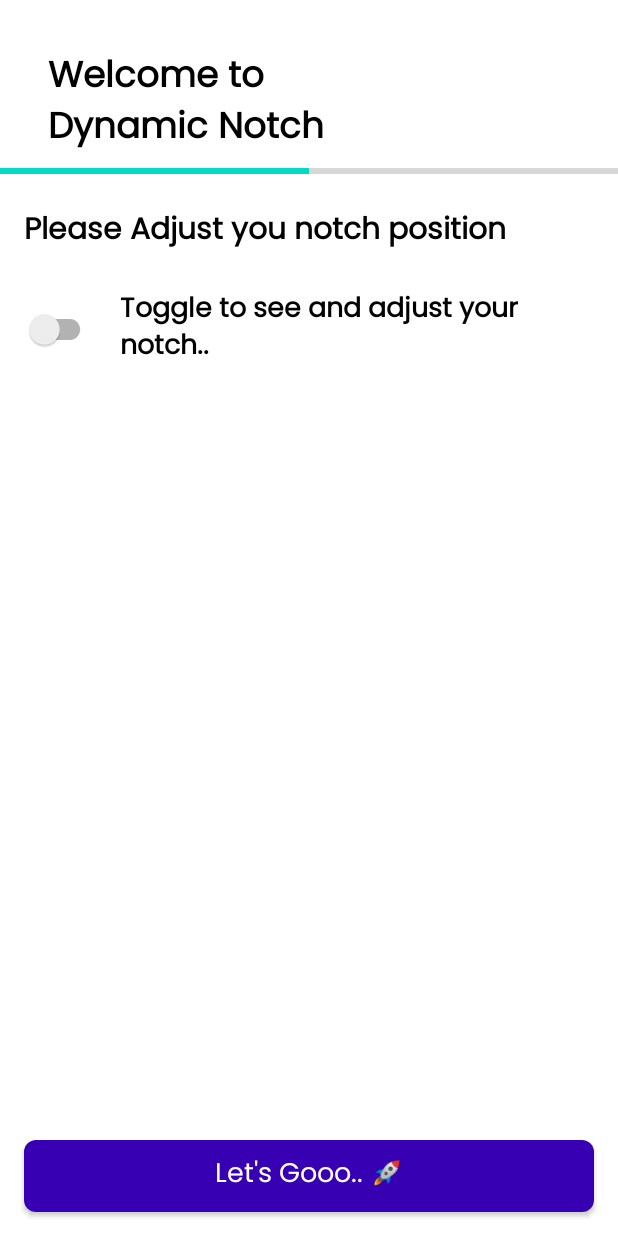
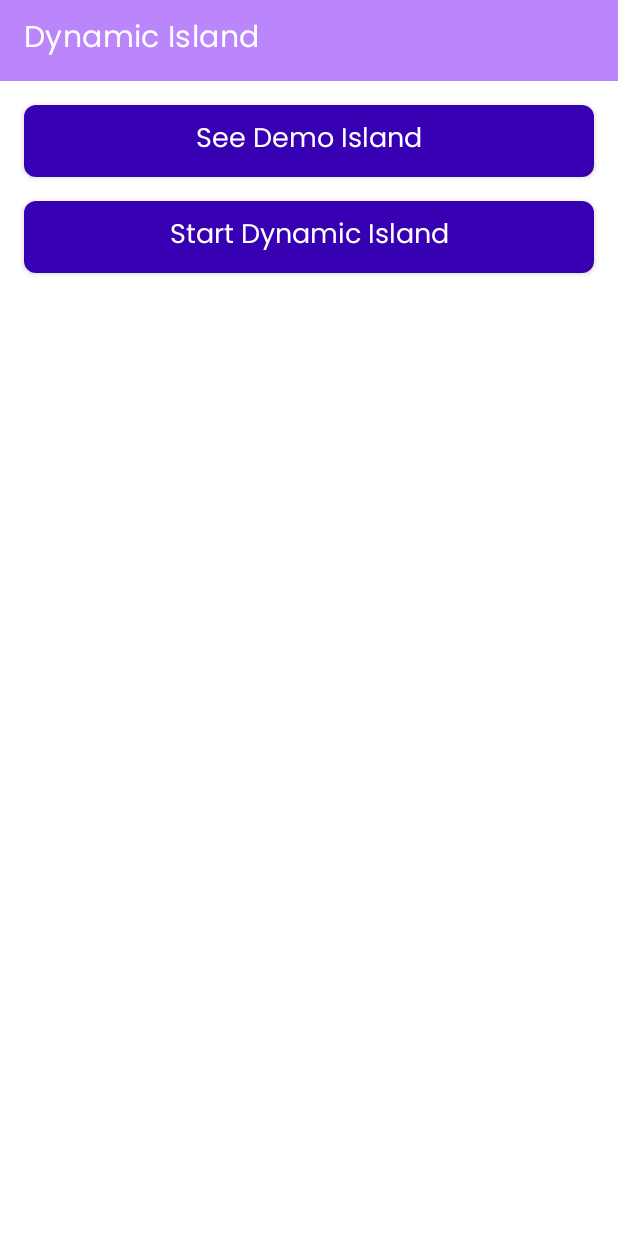
Before and after one commit to Piyusinha/DynamicIsland, an Android app: the fragment SetupNotchPositionFragment placed in its activity, after a tap on "Let's Gooo.. 🚀", on a phone screen of 412 x 824 dp. Run offline under Robolectric (Android 15) with nearby library versions, the phone set to English and light mode, and no system bars; our stand-ins replace Dagger/Hilt's generated code, data binding; plain views replace FluidSlider.

Commit message:
New activity

```diff
--- a/app/build.gradle
+++ b/app/build.gradle
@@ -68,4 +68,7 @@ dependencies {
     testImplementation 'junit:junit:4.13.2'
     androidTestImplementation 'androidx.test.ext:junit:1.1.3'
     androidTestImplementation 'androidx.test.espresso:espresso-core:3.4.0'
+
+    debugApi "com.facebook.flipper:flipper:0.140.0"
+    debugApi "com.facebook.soloader:soloader:0.10.3"
 }
--- a/app/src/main/java/com/anaa/dynamicisland/FragmentRepository.kt
+++ b/app/src/main/java/com/anaa/dynamicisland/FragmentRepository.kt
@@ -60,4 +60,12 @@ class FragmentRepository(private val sharedPref: DynamixSharedPref,private val c
     fun getDimension(): Float {
         return sharedPref.getDimension()
     }
+
+    fun setupDone(b: Boolean) {
+        sharedPref.setupDone(b)
+    }
+
+    fun isSetupComplete(): Boolean {
+        return sharedPref.getSetup()
+    }
 }
--- a/app/src/main/java/com/anaa/dynamicisland/di/ViewModelModule.kt
+++ b/app/src/main/java/com/anaa/dynamicisland/di/ViewModelModule.kt
@@ -4,6 +4,7 @@ import androidx.lifecycle.ViewModel
 import com.anaa.dynamicisland.MainActivityViewModel
 import com.anaa.dynamicisland.di.dikey.ViewModelKey
 import com.anaa.dynamicisland.fragments.FragmentsViewModel
+import com.anaa.dynamicisland.ui.activity.IslandViewModel
 import dagger.Binds
 import dagger.Module
 import dagger.multibindings.IntoMap
@@ -20,4 +21,9 @@ abstract class ViewModelModule {
     @IntoMap
     @ViewModelKey(MainActivityViewModel::class)
     internal abstract fun bindMainActivityViewModel(viewModel: MainActivityViewModel): ViewModel
+
+    @Binds
+    @IntoMap
+    @ViewModelKey(IslandViewModel::class)
+    internal abstract fun bindIslandViewModel(viewModel: IslandViewModel): ViewModel
 }
--- a/app/src/main/java/com/anaa/dynamicisland/fragments/FragmentsViewModel.kt
+++ b/app/src/main/java/com/anaa/dynamicisland/fragments/FragmentsViewModel.kt
@@ -79,4 +79,12 @@ class FragmentsViewModel @Inject constructor(private val repository: FragmentRep
         return repository.getDimension()
     }
 
+    fun setupDone(b: Boolean) {
+        repository.setupDone(b)
+    }
+
+    fun isSetupDone(): Boolean {
+        return repository.isSetupComplete()
+    }
+
 }
--- a/app/src/main/java/com/anaa/dynamicisland/fragments/SetupNotchPositionFragment.kt
+++ b/app/src/main/java/com/anaa/dynamicisland/fragments/SetupNotchPositionFragment.kt
@@ -1,6 +1,7 @@
 package com.anaa.dynamicisland.fragments
 
 import android.content.Context
+import android.content.Intent
 import android.os.Bundle
 import android.view.LayoutInflater
 import android.view.View
@@ -15,6 +16,7 @@ import com.anaa.dynamicisland.MainActivityViewModel
 import com.anaa.dynamicisland.R
 import com.anaa.dynamicisland.databinding.DefaultNotchViewBinding
 import com.anaa.dynamicisland.databinding.FragmentSetupNotchPositionBinding
+import com.anaa.dynamicisland.ui.activity.IslandActivity
 import com.anaa.dynamicisland.ui.view.DynamicLayoutParams
 import com.anaa.dynamicisland.utils.dpToPx
 import com.anaa.dynamicisland.utils.pxTodp
@@ -65,9 +67,11 @@ class SetupNotchPositionFragment : DaggerFragment() {
     private fun initClickListener() {
         binding.confirmPosition.setOnClickListener {
             viewModel.setXandY(x,y)
-            viewModel.setDimension(binding.sliderSeekbar.position * 100)
-            viewModel.setRadius(binding.sliderSeekbarRadius.position * 100)
+            viewModel.setDimension(size)
+            viewModel.setRadius(radius)
             binding.switchView.isChecked = false
+            viewModel.setupDone(true)
+            startActivity(Intent(activity,IslandActivity::class.java))
         }
     }
 
--- /dev/null
+++ b/app/src/main/java/com/anaa/dynamicisland/ui/activity/IslandActivity.kt
@@ -0,0 +1,127 @@
+package com.anaa.dynamicisland.ui.activity
+
+import android.app.Activity
+import android.content.Intent
+import android.net.Uri
+import android.os.Bundle
+import android.provider.Settings
+import android.view.LayoutInflater
+import android.view.WindowManager
+import android.widget.ImageView
+import androidx.activity.result.ActivityResult
+import androidx.activity.result.ActivityResultCallback
+import androidx.activity.result.ActivityResultLauncher
+import androidx.activity.result.contract.ActivityResultContracts
+import androidx.cardview.widget.CardView
+import androidx.core.content.ContextCompat
+import androidx.core.view.isVisible
+import androidx.databinding.DataBindingUtil
+import androidx.lifecycle.ViewModelProvider
+import androidx.lifecycle.lifecycleScope
+import com.anaa.dynamicisland.MainActivity
+import com.anaa.dynamicisland.R
+import com.anaa.dynamicisland.databinding.ActivityIslandBinding
+import com.anaa.dynamicisland.databinding.ParentLayoutBinding
+import com.anaa.dynamicisland.ui.view.DynamicLayoutParams
+import dagger.android.support.DaggerAppCompatActivity
+import kotlinx.coroutines.delay
+import kotlinx.coroutines.launch
+import javax.inject.Inject
+
+
+class IslandActivity : DaggerAppCompatActivity() {
+
+    lateinit var binding:ActivityIslandBinding
+
+    @Inject
+    lateinit var viewModelFactory: ViewModelProvider.Factory
+
+    private val viewModel by lazy {
+        ViewModelProvider(this,viewModelFactory)[IslandViewModel::class.java]
+    }
+
+
+
+    override fun onCreate(savedInstanceState: Bundle?) {
+        super.onCreate(savedInstanceState)
+        binding = ActivityIslandBinding.inflate(layoutInflater)
+        setContentView(binding.root)
+        if(viewModel.isSetupDone()) {
+            createDemoView()
+            initClickListener()
+
+        }else{
+            startActivity(Intent(this,MainActivity::class.java))
+            finish()
+        }
+
+    }
+
+    private fun initClickListener() {
+        binding.demo.setOnClickListener {
+            startAnimation()
+        }
+        binding.startAccessbilty.setOnClickListener {
+            startActivity(Intent(Settings.ACTION_ACCESSIBILITY_SETTINGS))
+        }
+    }
+
+    private lateinit var rootBinding : ParentLayoutBinding
+    private lateinit var windowsManager : WindowManager
+
+    private lateinit var defaultLayoutParams : WindowManager.LayoutParams
+
+
+    private fun createDemoView() {
+       windowsManager = getSystemService(WINDOW_SERVICE) as WindowManager
+       val li = getSystemService(LAYOUT_INFLATER_SERVICE) as LayoutInflater
+      rootBinding = DataBindingUtil.inflate(li,R.layout.parent_layout,null,false)
+       defaultLayoutParams = DynamicLayoutParams.getActivityLayoutParams(viewModel.getX(),viewModel.getY(), WindowManager.LayoutParams.WRAP_CONTENT, WindowManager.LayoutParams.WRAP_CONTENT,viewModel.getGravity())
+        windowsManager.addView(rootBinding.root,defaultLayoutParams);
+        setupCardViewSize()
+    }
+
+    private fun setupCardViewSize() {
+        rootBinding.root.minimumWidth = viewModel.getDimension().toInt()
+        rootBinding.root.minimumHeight = viewModel.getDimension().toInt()
+        rootBinding.constraintLayout2.minimumWidth = viewModel.getDimension().toInt()
+        rootBinding.constraintLayout2.minimumHeight = viewModel.getDimension().toInt()
+        (rootBinding.root as? CardView)?.radius = viewModel.getRadius()
+    }
+
+    private fun startAnimation() {
+        rootBinding.constraintLayout2.setTransition(R.id.charging_transition_start)
+        inflateChargeLayout(75, rootBinding)
+    }
+    private fun inflateChargeLayout(level: Int?, layout: ParentLayoutBinding) {
+        rootBinding.constraintLayout2.transitionToEnd()
+        layout.chargingLayout.root.isVisible = true
+        layout.chargingLayout.root.alpha = 0f
+        layout.chargingLayout.batteryPercentage.text = "$level%"
+        setupBatteryIcon(layout.chargingLayout.battery,level)
+        layout.chargingLayout.root.animate()
+            .alpha(1.0f)
+            .setListener(null)
+            .duration = 1000
+        startTimer()
+
+    }
+
+    private fun startTimer() {
+        lifecycleScope.launch {
+            delay(2000)
+            rootBinding.constraintLayout2.transitionToStart()
+        }
+    }
+
+    private fun setupBatteryIcon(battery: ImageView, level: Int?) {
+        when(level) {
+            in 90..100 -> battery.setImageDrawable(ContextCompat.getDrawable(applicationContext,R.drawable.ic_chargepercentage_100))
+            in 75..90 -> battery.setImageDrawable(ContextCompat.getDrawable(applicationContext,R.drawable.ic_chargepercentage_75))
+            in 50..75 -> battery.setImageDrawable(ContextCompat.getDrawable(applicationContext,R.drawable.ic_chargepercentage_50))
+            in 20..50 -> battery.setImageDrawable(ContextCompat.getDrawable(applicationContext,R.drawable.ic_chargepercentage_25))
+            in 0..20 -> battery.setImageDrawable(ContextCompat.getDrawable(applicationContext,R.drawable.ic_chargepercentage_0))
+        }
+
+    }
+}
--- /dev/null
+++ b/app/src/main/java/com/anaa/dynamicisland/ui/activity/IslandViewModel.kt
@@ -0,0 +1,39 @@
+package com.anaa.dynamicisland.ui.activity
+
+import android.view.Gravity
+import androidx.lifecycle.ViewModel
+import com.anaa.dynamicisland.FragmentRepository
+import javax.inject.Inject
+
+class IslandViewModel @Inject constructor(private val repository: FragmentRepository) : ViewModel() {
+    fun getSavedNotch(): Int? {
+        return repository.getNotch()
+    }
+    fun getX(): Int {
+        return repository.getX()
+    }
+
+    fun getY(): Int {
+        return repository.getY()
+    }
+
+    fun getRadius(): Float {
+        return repository.getRadius()
+    }
+
+    fun getDimension(): Float {
+        return repository.getDimension()
+    }
+
+    fun getGravity(): Int {
+        when(getSavedNotch()) {
+            0 -> return Gravity.TOP or Gravity.LEFT
+            1 -> return Gravity.TOP or Gravity.RIGHT
+            2,3 -> return Gravity.TOP or Gravity.CENTER
+        }
+        return -1
+    }
+    fun isSetupDone(): Boolean {
+        return repository.isSetupComplete()
+    }
+}
--- a/app/src/main/java/com/anaa/dynamicisland/ui/view/DynamicLayoutParams.kt
+++ b/app/src/main/java/com/anaa/dynamicisland/ui/view/DynamicLayoutParams.kt
@@ -31,7 +31,8 @@ object DynamicLayoutParams {
             this.height = height
             gravity = gravityVal
             format = PixelFormat.OPAQUE
-            flags = LAYOUT_FLAG
+            flags =
+                WindowManager.LayoutParams.FLAG_NOT_FOCUSABLE or WindowManager.LayoutParams.FLAG_WATCH_OUTSIDE_TOUCH or WindowManager.LayoutParams.FLAG_LAYOUT_NO_LIMITS or WindowManager.LayoutParams.FLAG_LAYOUT_IN_SCREEN
         }
 
     }
--- a/app/src/main/java/com/anaa/dynamicisland/utils/DynamixSharedPref.kt
+++ b/app/src/main/java/com/anaa/dynamicisland/utils/DynamixSharedPref.kt
@@ -14,6 +14,7 @@ class DynamixSharedPref(context: Context?) {
         private const val Y = "y"
         private const val DIMENSION = "dimension"
         private const val RADIUS = "radius"
+        private const val SETUP = "setup"
     }
     private var mSharedPref: SharedPreferences? = context?.getSharedPreferences(SHARED_PREF, Activity.MODE_PRIVATE)
 
@@ -74,4 +75,14 @@ class DynamixSharedPref(context: Context?) {
         else 0f
     }
 
+    fun setupDone(b: Boolean) {
+        val prefsEditor = mSharedPref?.edit()
+        prefsEditor?.putBoolean(SETUP, b)
+        prefsEditor?.apply()
+    }
+    fun getSetup(): Boolean {
+        return if(mSharedPref?.contains(SETUP) == true) mSharedPref?.getBoolean(SETUP,false) ?: false
+        else false
+    }
+
 }
--- /dev/null
+++ b/app/src/main/res/layout/activity_island.xml
@@ -0,0 +1,47 @@
+<?xml version="1.0" encoding="utf-8"?>
+<layout>
+<androidx.constraintlayout.widget.ConstraintLayout xmlns:android="http://schemas.android.com/apk/res/android"
+    xmlns:app="http://schemas.android.com/apk/res-auto"
+    xmlns:tools="http://schemas.android.com/tools"
+    android:layout_width="match_parent"
+    android:layout_height="match_parent"
+    tools:context=".ui.activity.IslandActivity">
+
+    <com.google.android.material.appbar.MaterialToolbar
+        android:id="@+id/appbar"
+        android:layout_width="match_parent"
+        android:layout_height="54dp"
+        android:background="@color/purple_200"
+        app:layout_constraintStart_toStartOf="parent"
+        app:layout_constraintTop_toTopOf="parent"
+        app:title="Dynamic Island"
+        app:titleTextColor="@color/white" />
+
+    <androidx.appcompat.widget.AppCompatButton
+        android:id="@+id/demo"
+        android:text="See Demo Island"
+        android:textAllCaps="false"
+        android:textSize="18sp"
+        android:textColor="@color/white"
+        android:layout_margin="16dp"
+        android:background="@drawable/next_cta"
+        android:layout_width="0dp"
+        android:layout_height="wrap_content"
+        app:layout_constraintTop_toBottomOf="@id/appbar"
+        app:layout_constraintEnd_toEndOf="parent"
+        app:layout_constraintStart_toStartOf="parent" />
+    <androidx.appcompat.widget.AppCompatButton
+        android:id="@+id/start_accessbilty"
+        android:text="Start Dynamic Island"
+        android:textAllCaps="false"
+        android:textSize="18sp"
+        android:textColor="@color/white"
+        android:layout_margin="16dp"
+        android:background="@drawable/next_cta"
+        android:layout_width="0dp"
+        android:layout_height="wrap_content"
+        app:layout_constraintTop_toBottomOf="@id/demo"
+        app:layout_constraintEnd_toEndOf="parent"
+        app:layout_constraintStart_toStartOf="parent" />
+</androidx.constraintlayout.widget.ConstraintLayout>
+</layout>
```
Also changed, not shown: app/src/main/AndroidManifest.xml (+19 -8 lines), app/src/main/java/com/anaa/dynamicisland/MainActivity.kt (+20 -1 lines), app/src/main/java/com/anaa/dynamicisland/application/DynamicApplication.kt (+14 -1 lines), app/src/main/java/com/anaa/dynamicisland/di/ActivityBuildersModule.kt (+7 -0 lines).
